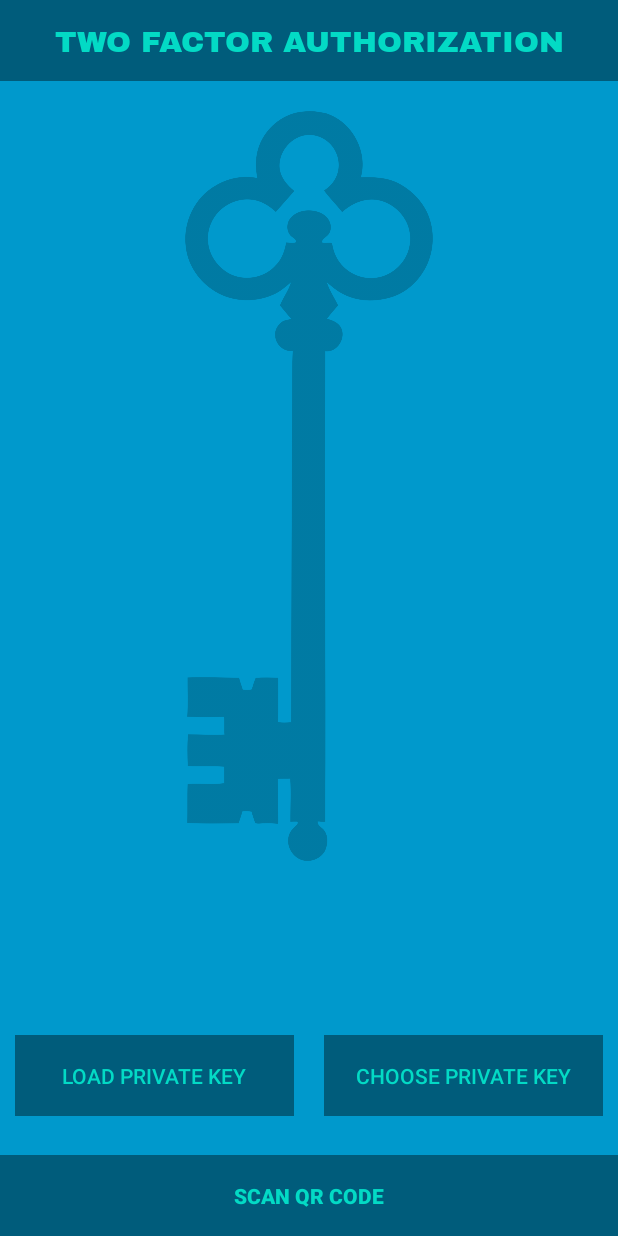
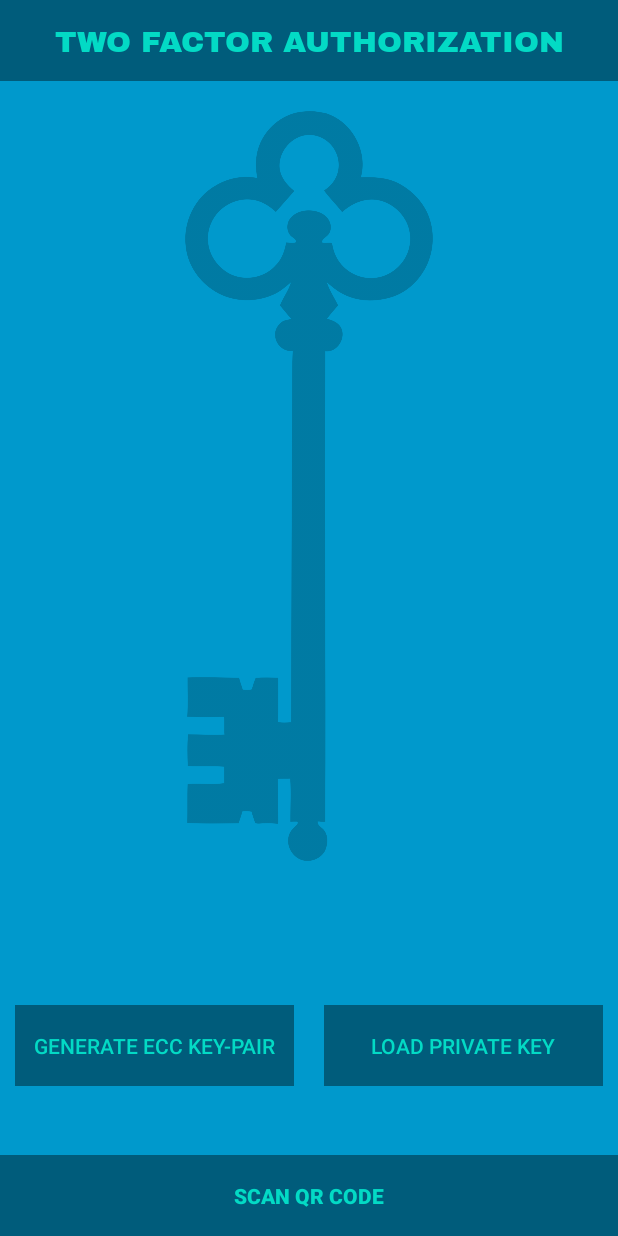
Before and after one commit to RafalKostrzynski/Two-Factor-Authentication, an Android app: the screen it shows after launch (FullscreenActivity), on a phone screen of 412 x 824 dp. Run offline under Robolectric (Android 15) with nearby library versions, the light colour scheme and no system bars.

Commit message:
stored key path to preferences

```diff
--- a/mobile/app/src/main/java/pl/kostrzynski/twofactorauthentication/FullscreenActivity.java
+++ b/mobile/app/src/main/java/pl/kostrzynski/twofactorauthentication/FullscreenActivity.java
@@ -4,6 +4,7 @@ import android.Manifest;
 import android.annotation.SuppressLint;
 import android.app.Activity;
 import android.content.Intent;
+import android.content.SharedPreferences;
 import android.content.pm.PackageManager;
 import android.net.Uri;
 import android.os.Build;
@@ -19,7 +20,6 @@ import android.os.Handler;
 import android.view.View;
 
 import java.io.File;
-import java.io.FileInputStream;
 
 /**
  * An example full-screen activity that shows and hides the system UI (i.e.
@@ -34,6 +34,9 @@ public class FullscreenActivity extends AppCompatActivity {
     private static final int READ_REQUEST_CODE = 42;
     private static final int PERMISSION_REQUEST_STORAGE = 1000;
 
+    private static final String SHARED_PREFS = "sharedPreferences";
+    private static final String TEXT = "text";
+
     private View mContentView;
     private TextView privateKeyName;
 
@@ -45,19 +48,28 @@ public class FullscreenActivity extends AppCompatActivity {
         mContentView = findViewById(R.id.fullscreen_content);
 
         privateKeyName = findViewById(R.id.privateKeyName);
-        final Button loadPK = findViewById(R.id.read_PK_button);
-        final Button scanQR = findViewById(R.id.scan_code_button);
+        final Button loadPKButton = findViewById(R.id.read_PK_button);
+        final Button scanQRButton = findViewById(R.id.scan_code_button);
+        final Button generateECCButton = findViewById(R.id.generate_ECC_button);
 
-        scanQR.setOnClickListener(new View.OnClickListener() {
+        scanQRButton.setOnClickListener(new View.OnClickListener() {
             public void onClick(View v) {
                 scanQR();
             }
         });
-        loadPK.setOnClickListener(new View.OnClickListener() {
+        loadPKButton.setOnClickListener(new View.OnClickListener() {
             public void onClick(View v) {
                 loadPK();
             }
         });
+        generateECCButton.setOnClickListener(new View.OnClickListener() {
+            public void onClick(View v) {
+                generateECC();
+            }
+        });
+
+        String path = loadPathFromPreferences();
+        privateKeyName.setText(findFileNameFromString(path));
     }
 
     private void scanQR() {
@@ -69,17 +81,44 @@ public class FullscreenActivity extends AppCompatActivity {
                 checkSelfPermission(Manifest.permission.READ_EXTERNAL_STORAGE) != PackageManager.PERMISSION_GRANTED)
             requestPermissions(new String[]{Manifest.permission.READ_EXTERNAL_STORAGE}, PERMISSION_REQUEST_STORAGE);
 
-
         Intent intent = new Intent(Intent.ACTION_OPEN_DOCUMENT);
         intent.addCategory(Intent.CATEGORY_OPENABLE);
         intent.setType("*/*");
         startActivityForResult(intent, READ_REQUEST_CODE);
     }
 
-    private void setPK(String path) {
-        File file = new File(path);
-        Toast.makeText(this, "Remember we do not store your Private Key but the path", Toast.LENGTH_SHORT).show();
-        privateKeyName.setText(file.getName());
+    private void generateECC() {
+
+    }
+
+    private void readFileForPK(String path) {
+        try {
+            File file = new File(path);
+
+            // TODO set key
+        } catch (Exception e) {
+            Toast.makeText(this, "Something went wrong, Please try again!", Toast.LENGTH_LONG).show();
+        }
+    }
+
+    private String loadPathFromPreferences() {
+        SharedPreferences sharedPreferences = getSharedPreferences(SHARED_PREFS, MODE_PRIVATE);
+        String path = sharedPreferences.getString(TEXT, "");
+        if (new File(path).exists())
+            return path;
+        return "";
+    }
+
+    private void savePathToSharedPreferences(String path) {
+        SharedPreferences sharedPreferences = getSharedPreferences(SHARED_PREFS, MODE_PRIVATE);
+        SharedPreferences.Editor editor = sharedPreferences.edit();
+        editor.putString(TEXT, path);
+        editor.apply();
+    }
+
+    private String findFileNameFromString(String path) {
+        return path.contains("/") ?
+                path.substring(path.lastIndexOf("/") + 1, path.lastIndexOf(".")) : "";
     }
 
     @Override
@@ -89,9 +128,10 @@ public class FullscreenActivity extends AppCompatActivity {
                 Uri uri = data.getData();
                 String path = uri.getPath();
                 path = path.substring(path.indexOf(":") + 1);
-                Toast.makeText(this, "" + path, Toast.LENGTH_SHORT).show();
+                privateKeyName.setText(findFileNameFromString(path));
 
-                setPK(path);
+                savePathToSharedPreferences(path);
+                Toast.makeText(this, "Key-path has been stored", Toast.LENGTH_SHORT).show();
             }
         }
     }
--- a/mobile/app/src/main/res/layout/activity_fullscreen.xml
+++ b/mobile/app/src/main/res/layout/activity_fullscreen.xml
@@ -65,7 +65,6 @@
                       android:layout_height="wrap_content"
                       android:layout_gravity="bottom"
                       android:orientation="vertical">
-
             <TextView android:id="@+id/privateKeyName"
                       android:text="@string/private_key_name"
                       android:layout_width="match_parent"
@@ -82,23 +81,23 @@
                           android:layout_height="wrap_content"
                           android:layout_gravity="bottom"
                           android:orientation="horizontal">
+                <Button android:id="@+id/generate_ECC_button"
+                        android:text="@string/generate_key_pair"
+                        style="?metaButtonBarButtonStyle"
+                        android:layout_width="0dp"
+                        android:layout_height="wrap_content"
+                        android:layout_weight="1"
+                        android:layout_marginBottom="100dp"
+                        android:layout_marginLeft="10dp"
+                        android:layout_marginRight="10dp"
+                        android:background="@color/black_overlay"/>
                 <Button android:id="@+id/read_PK_button"
                         android:text="@string/load_private_key"
                         style="?metaButtonBarButtonStyle"
                         android:layout_width="0dp"
                         android:layout_height="wrap_content"
                         android:layout_weight="1"
-                        android:layout_marginBottom="80dp"
-                        android:layout_marginLeft="10dp"
-                        android:layout_marginRight="10dp"
-                        android:background="@color/black_overlay"/>
-                <Button android:id="@+id/choose_PK_button"
-                        android:text="@string/choose_private_key"
-                        style="?metaButtonBarButtonStyle"
-                        android:layout_width="0dp"
-                        android:layout_height="wrap_content"
-                        android:layout_weight="1"
-                        android:layout_marginBottom="80dp"
+                        android:layout_marginBottom="100dp"
                         android:layout_marginLeft="10dp"
                         android:layout_marginRight="10dp"
                         android:background="@color/black_overlay"/>
--- a/mobile/app/src/main/res/values/strings.xml
+++ b/mobile/app/src/main/res/values/strings.xml
@@ -5,5 +5,5 @@
     <string name="titleString">Two Factor Authorization</string>
     <string name="key">Key</string>
     <string name="private_key_name"/>
-    <string name="choose_private_key">Choose Private Key</string>
+    <string name="generate_key_pair">Generate ECC key-pair</string>
 </resources>
```
